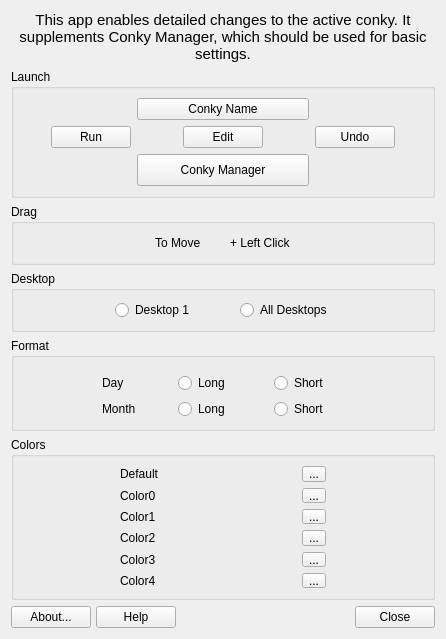
This is mainwindow.ui in AdrianTM/mx-conky as Qt 5 draws it before an edit. The edited form follows.
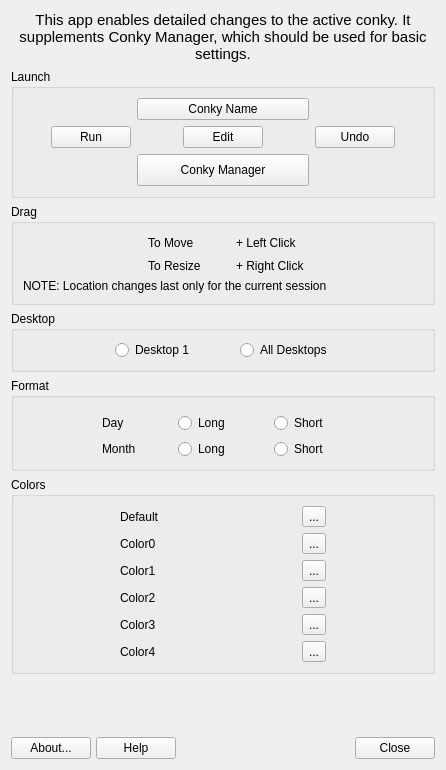
This is the edited form. Icons and pictures are not drawn.

```diff
--- a/mainwindow.ui
+++ b/mainwindow.ui
@@ -7,7 +7,7 @@
     <x>0</x>
     <y>0</y>
     <width>446</width>
-    <height>631</height>
+    <height>770</height>
    </rect>
   </property>
   <property name="windowTitle">
@@ -190,8 +190,28 @@
      <property name="title">
       <string>Drag</string>
      </property>
-     <layout class="QHBoxLayout" name="horizontalLayout">
-      <item>
+     <layout class="QGridLayout" name="gridLayout_4">
+      <item row="0" column="6">
+       <spacer name="horizontalSpacer_15">
+        <property name="orientation">
+         <enum>Qt::Horizontal</enum>
+        </property>
+        <property name="sizeHint" stdset="0">
+         <size>
+          <width>40</width>
+          <height>20</height>
+         </size>
+        </property>
+       </spacer>
+      </item>
+      <item row="1" column="2">
+       <widget class="QLabel" name="labelResize">
+        <property name="text">
+         <string>To Resize</string>
+        </property>
+       </widget>
+      </item>
+      <item row="0" column="0">
        <spacer name="horizontalSpacer_20">
         <property name="orientation">
          <enum>Qt::Horizontal</enum>
@@ -204,14 +224,35 @@
         </property>
        </spacer>
       </item>
-      <item>
+      <item row="0" column="5">
+       <widget class="QLabel" name="labelLeftClick">
+        <property name="text">
+         <string>+ Left Click</string>
+        </property>
+       </widget>
+      </item>
+      <item row="0" column="2">
        <widget class="QLabel" name="labelMove">
         <property name="text">
          <string>To Move</string>
         </property>
        </widget>
       </item>
-      <item>
+      <item row="1" column="5">
+       <widget class="QLabel" name="labelRightClick">
+        <property name="text">
+         <string>+ Right Click</string>
+        </property>
+       </widget>
+      </item>
+      <item row="2" column="0" colspan="7">
+       <widget class="QLabel" name="labelNote">
+        <property name="text">
+         <string>NOTE: Location changes last only for the current session</string>
+        </property>
+       </widget>
+      </item>
+      <item row="0" column="3">
        <spacer name="horizontalSpacer_23">
         <property name="orientation">
          <enum>Qt::Horizontal</enum>
@@ -227,7 +268,7 @@
         </property>
        </spacer>
       </item>
-      <item>
+      <item row="0" column="4">
        <widget class="QLabel" name="labelAltIcon">
         <property name="maximumSize">
          <size>
@@ -249,25 +290,24 @@
         </property>
        </widget>
       </item>
-      <item>
-       <widget class="QLabel" name="labelLeftClick">
-        <property name="text">
-         <string>+ Left Click</string>
-        </property>
-       </widget>
-      </item>
-      <item>
-       <spacer name="horizontalSpacer_15">
-        <property name="orientation">
-         <enum>Qt::Horizontal</enum>
-        </property>
-        <property name="sizeHint" stdset="0">
+      <item row="1" column="4">
+       <widget class="QLabel" name="labelAltIcon2">
+        <property name="maximumSize">
          <size>
-          <width>40</width>
-          <height>20</height>
+          <width>35</width>
+          <height>35</height>
          </size>
         </property>
-       </spacer>
+        <property name="text">
+         <string/>
+        </property>
+        <property name="pixmap">
+         <pixmap resource="images.qrc">:/icons/AltKey.png</pixmap>
+        </property>
+        <property name="scaledContents">
+         <bool>true</bool>
+        </property>
+       </widget>
       </item>
      </layout>
     </widget>
```
Left out of the diff: 2 changed lines with no effect on the pictures.
